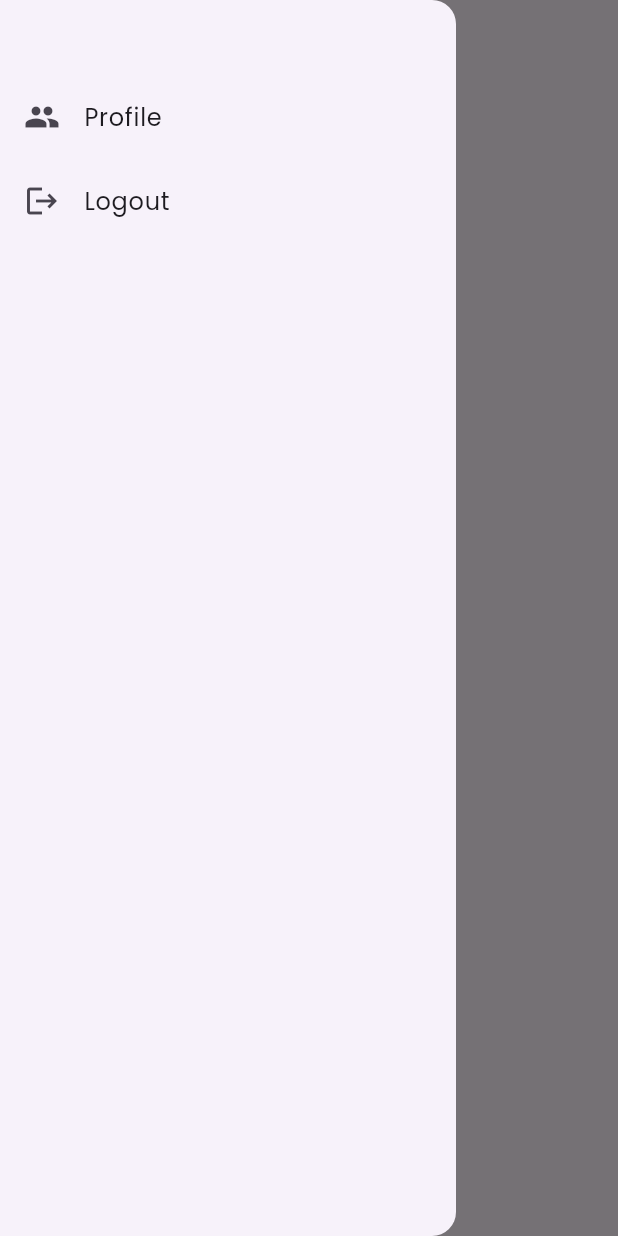
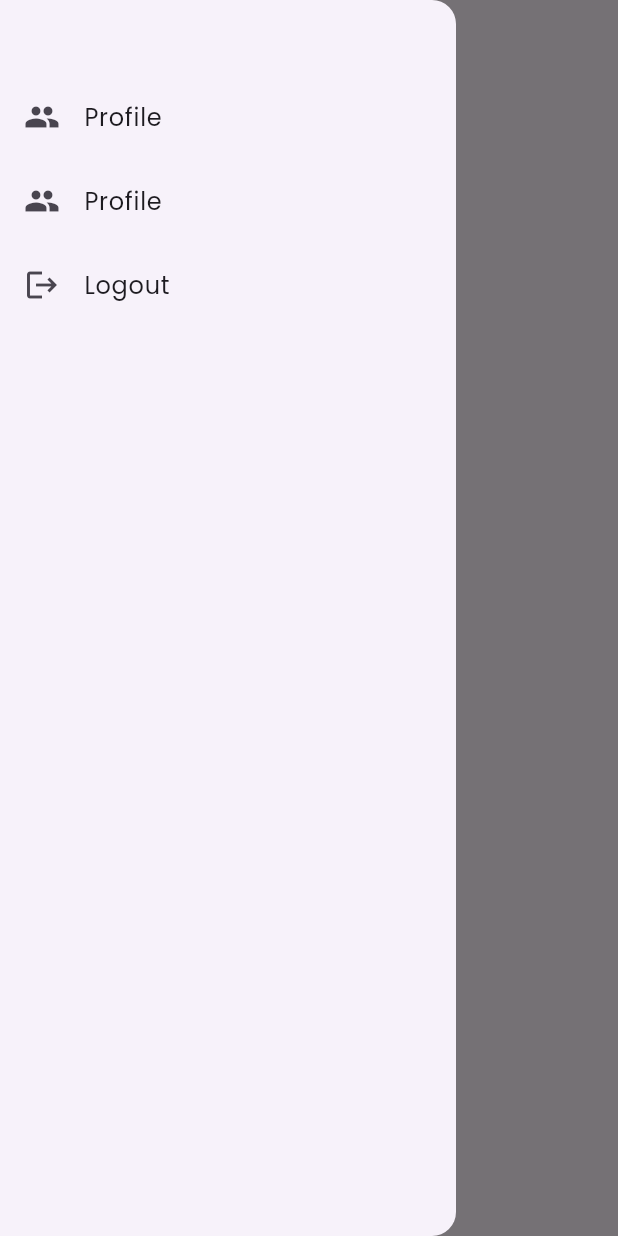
Before and after one commit to asvpxvivien/Mychat_app, a Flutter app: the DashboardScreen screen opened directly, with the side drawer open, on a phone screen of 412 x 824 dp. Run offline on Flutter 3.47's test engine with Material 3 defaults, Android fonts, the phone set to English and light mode, and no system bars; our stand-ins replace cloud_firestore, firebase_auth, firebase_core; accounts and stored records are empty.

Commit message:
Dasboard screen updated

```diff
--- a/lib/screens/dashboard_screen.dart
+++ b/lib/screens/dashboard_screen.dart
@@ -42,7 +42,17 @@ class _DashboardScreenState extends State<DashboardScreen> {
           child: Column(
             children: [
               SizedBox(height: 50),
+              ListTile(
+                onTap: () async {
+                  Navigator.push(
+                    context,
+                    MaterialPageRoute(builder: (context) => ProfileScreen()),
+                  );
+                },
 
+                leading: Icon(Icons.people),
+                title: Text("Profile"),
+              ),
               ListTile(
                 onTap: () async {
                   Navigator.push(
```
